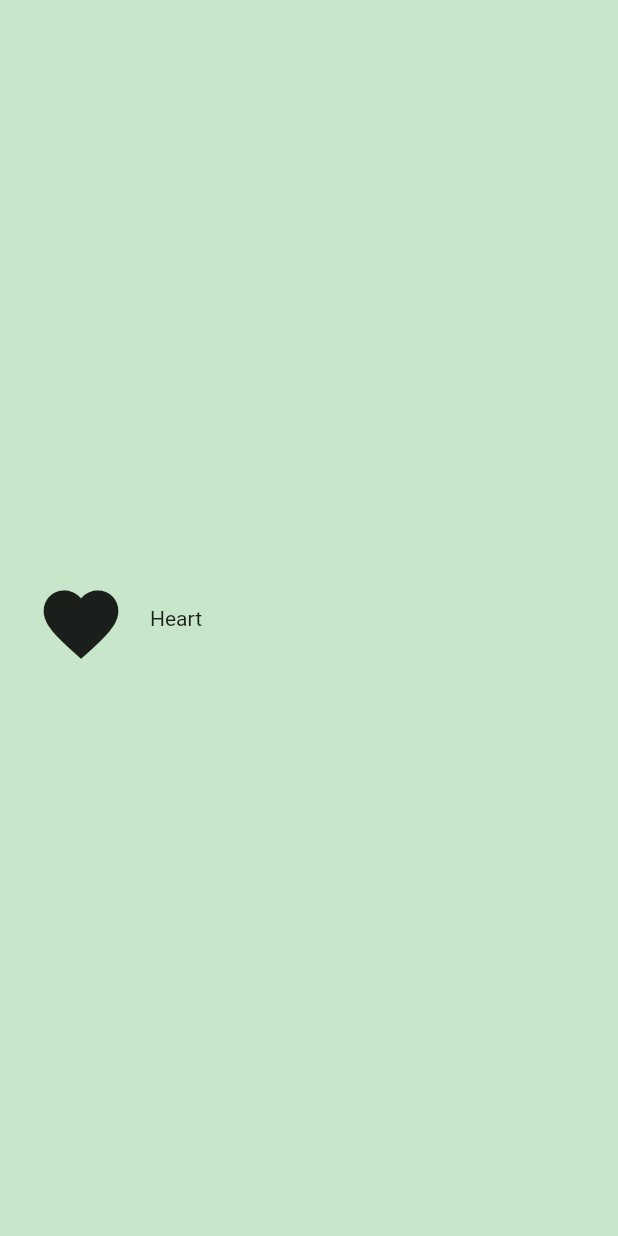
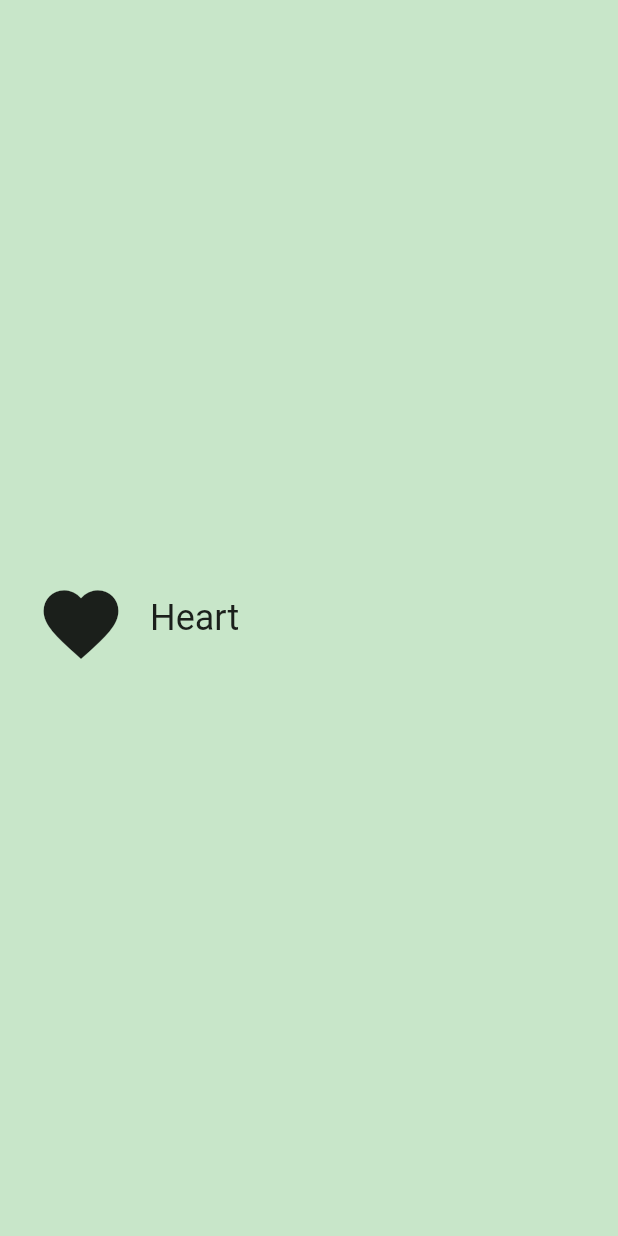
Before and after one commit to oishigyunyu/hello_rectangle, a Flutter app: the screen it shows after launch, on a phone screen of 412 x 824 dp. Run offline on Flutter 3.47's test engine with Material 2 defaults, Android fonts, the light colour scheme and no system bars.

Commit message:
excercise完了

```diff
--- a/lib/category.dart
+++ b/lib/category.dart
@@ -42,11 +42,18 @@ class Category extends StatelessWidget {
               ),
             ),
             Center(
-              child: Text("Heart",
+              child: Text(
+                "Heart",
+                style: TextStyle(
+                  fontSize: 24.0,
+                ),
               ),
             ),
           ],
         ),
+        onTap: () {
+          print('I was tapped!');
+        },
       ),
     );
   }
```
